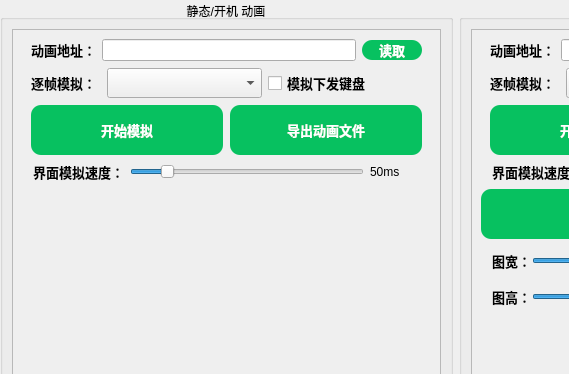
Qt form GY_FunctionUi/GY_AnimationSettingUi.ui (GuangYanJiaoHu/GY_KeyMatrixConverter) before a commit; both pictures show x 0 to 569 and y 0 to 374 of the 912 by 542 pixel window.
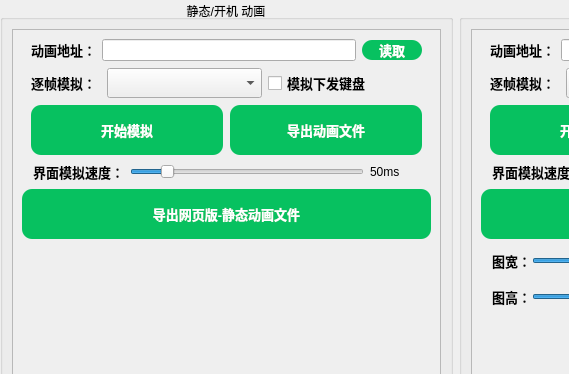
The same form after that commit.

Commit message:
V1.0.1.1-网页版导出
1.增加静态动画网页版导出功能。
2.增加键盘孔个灯光5个灯位

```diff
--- a/GY_FunctionUi/GY_AnimationSettingUi.ui
+++ b/GY_FunctionUi/GY_AnimationSettingUi.ui
@@ -372,7 +372,7 @@
                </layout>
               </widget>
              </item>
-             <item row="4" column="0">
+             <item row="6" column="0">
               <spacer name="verticalSpacer">
                <property name="orientation">
                 <enum>Qt::Orientation::Vertical</enum>
@@ -385,6 +385,26 @@
                </property>
               </spacer>
              </item>
+             <item row="5" column="0">
+              <widget class="QPushButton" name="pushButton_StaticExportWeb">
+               <property name="minimumSize">
+                <size>
+                 <width>0</width>
+                 <height>50</height>
+                </size>
+               </property>
+               <property name="font">
+                <font>
+                 <family>微软雅黑</family>
+                 <pointsize>10</pointsize>
+                 <bold>true</bold>
+                </font>
+               </property>
+               <property name="text">
+                <string>导出网页版-静态动画文件</string>
+               </property>
+              </widget>
+             </item>
             </layout>
            </widget>
           </widget>
```
Left out of the diff: 124 changed lines with no effect on the pictures. The commit also changes 19 other files.
